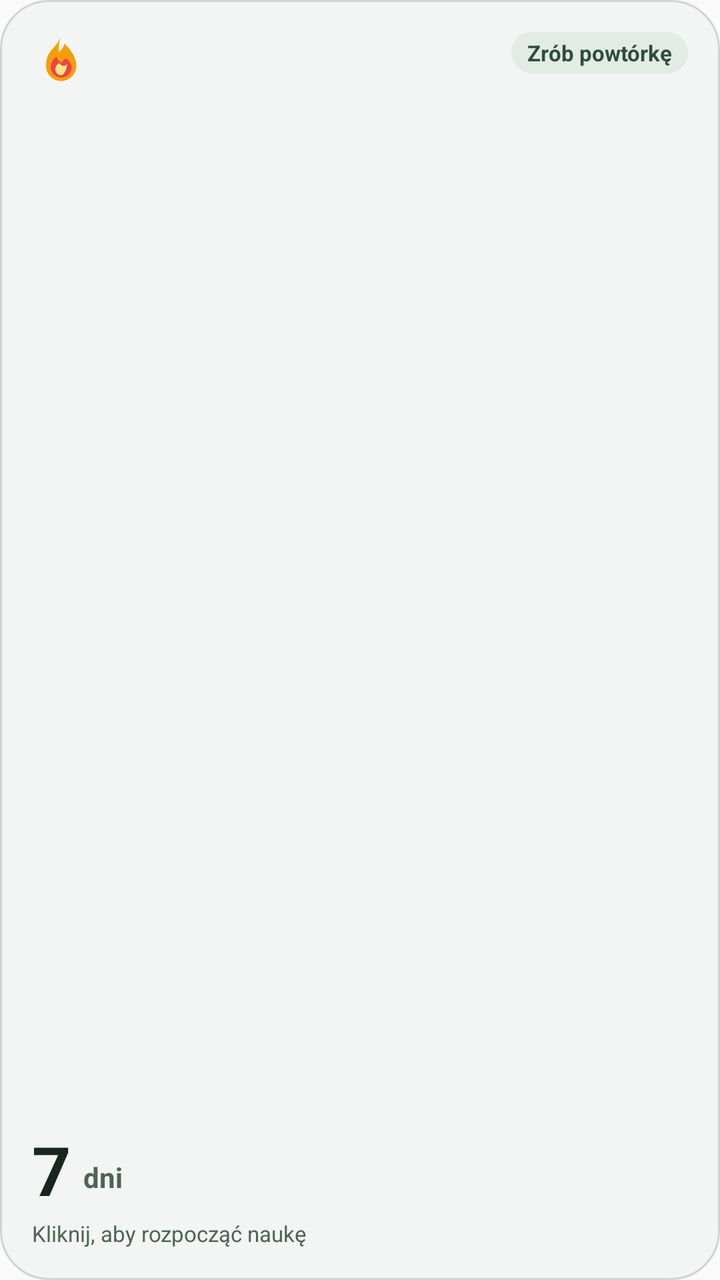
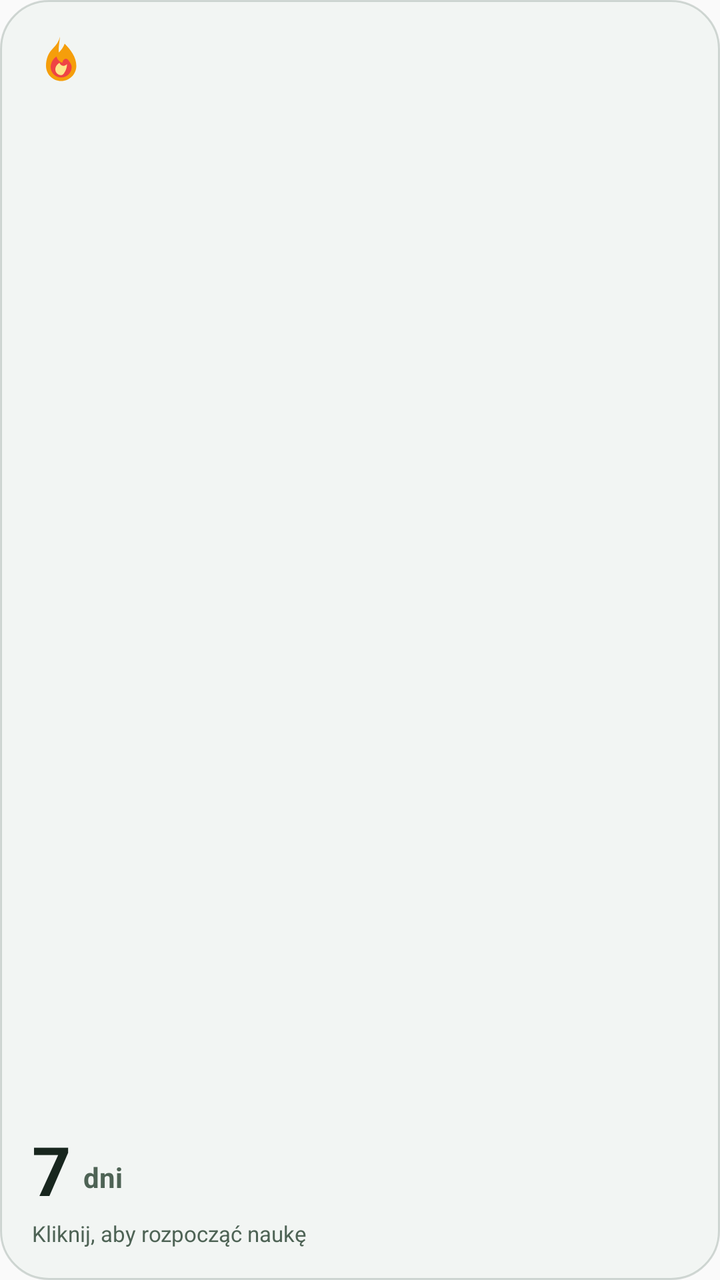

Two renders of the same Android screen: before a commit and after it. Below are the layout's source before the change and the commit's diff.
<!-- AndroidManifest.xml: application theme Theme.SlownikJezykaTrudnego -->
<!-- res/layout/streak_widget_preview.xml -->
<?xml version="1.0" encoding="utf-8"?>
<RelativeLayout xmlns:android="http://schemas.android.com/apk/res/android"
    android:layout_width="match_parent"
    android:layout_height="match_parent"
    android:background="@drawable/bg_widget_card"
    android:padding="16dp">

    
    <ImageView
        android:id="@+id/preview_flame"
        android:layout_width="28dp"
        android:layout_height="28dp"
        android:layout_alignParentStart="true"
        android:layout_alignParentTop="true"
        android:contentDescription="@string/widget_streak_name"
        android:src="@drawable/ic_widget_flame" />

    
    <TextView
        android:id="@+id/preview_badge"
        android:layout_width="wrap_content"
        android:layout_height="wrap_content"
        android:layout_alignParentEnd="true"
        android:layout_alignParentTop="true"
        android:background="@drawable/bg_widget_badge_preview"
        android:paddingLeft="8dp"
        android:paddingTop="3dp"
        android:paddingRight="8dp"
        android:paddingBottom="3dp"
        android:paddingStart="8dp"
        android:paddingEnd="8dp"
        android:text="@string/widget_streak_todo"
        android:textColor="@color/widget_badge_text_pending"
        android:textSize="11sp"
        android:textStyle="bold" />

    
    <LinearLayout
        android:layout_width="match_parent"
        android:layout_height="wrap_content"
        android:layout_alignParentBottom="true"
        android:orientation="vertical">

        <LinearLayout
            android:layout_width="match_parent"
            android:layout_height="wrap_content"
            android:gravity="bottom"
            android:orientation="horizontal">

            <TextView
                android:layout_width="wrap_content"
                android:layout_height="wrap_content"
                android:text="7"
                android:textColor="@color/widget_text_primary"
                android:textSize="34sp"
                android:textStyle="bold" />

            <TextView
                android:layout_width="wrap_content"
                android:layout_height="wrap_content"
                android:layout_marginLeft="6dp"
                android:layout_marginStart="6dp"
                android:layout_marginBottom="4dp"
                android:text="dni"
                android:textColor="@color/widget_text_secondary"
                android:textSize="14sp"
                android:textStyle="bold" />
        </LinearLayout>

        <TextView
            android:layout_width="match_parent"
            android:layout_height="wrap_content"
            android:layout_marginTop="2dp"
            android:ellipsize="end"
            android:maxLines="1"
            android:text="Kliknij, aby rozpocząć naukę"
            android:textColor="@color/widget_text_secondary"
            android:textSize="11sp" />
    </LinearLayout>

</RelativeLayout>
<!-- resources referenced by this layout -->
<resources>
  <color name="widget_badge_text_pending">#2E4D3E</color>
  <color name="widget_text_primary">#18261E</color>
  <color name="widget_text_secondary">#4E6355</color>
  <!-- drawable bg_widget_badge_preview (drawable) -->
  <?xml version="1.0" encoding="utf-8"?>
  <shape xmlns:android="http://schemas.android.com/apk/res/android"
      android:shape="rectangle">
      <corners android:radius="12dp" />
      <solid android:color="@color/widget_badge_bg_pending" />
  </shape>
  <!-- drawable bg_widget_card (drawable) -->
  <?xml version="1.0" encoding="utf-8"?>
  <shape xmlns:android="http://schemas.android.com/apk/res/android"
      android:shape="rectangle">
      <corners android:radius="24dp" />
      <solid android:color="@color/widget_bg_pending" />
      <stroke
          android:width="1dp"
          android:color="#332E4D3E" />
  </shape>
  <!-- drawable ic_widget_flame (drawable) -->
  <vector xmlns:android="http://schemas.android.com/apk/res/android"
      android:width="24dp"
      android:height="24dp"
      android:viewportWidth="24"
      android:viewportHeight="24">
      
      <path
          android:fillColor="#F59E0B"
          android:pathData="M12,2C11.5,4 10.5,5.5 9,7C7,9 6,11.5 6,14.5C6,18.09 8.91,21 12.5,21C16.09,21 19,18.09 19,14.5C19,10.8 16.5,7.5 14,5C13.5,6.5 12.5,7.8 11.5,8.8C11.3,7 11.7,4.5 12,2Z" />
      
      <path
          android:fillColor="#EF4444"
          android:pathData="M12.5,19.5C10.01,19.5 8,17.49 8,15C8,13.2 9,11.5 10.5,10.5C10.8,11.8 11.8,12.8 13,13.2C13.2,11.8 14.5,10.8 15.5,12C16.5,13.2 17,14.2 17,15C17,17.49 14.99,19.5 12.5,19.5Z" />
      
      <path
          android:fillColor="#FDE68A"
          android:pathData="M12.5,18.5C11.12,18.5 10,17.38 10,16C10,14.8 10.8,13.8 11.8,13.2C12,14 12.8,14.5 13.5,14.5C14,14.5 14.5,14.2 15,13.8C15,15 14.5,16.5 14,17.2C13.6,18 13.1,18.5 12.5,18.5Z" />
  </vector>
  <string name="widget_streak_name">Seria nauki</string>
  <string name="widget_streak_todo">Zrób powtórkę</string>
  <style name="Theme.SlownikJezykaTrudnego" parent="Theme.AppCompat.DayNight.NoActionBar">
          <item name="android:statusBarColor">@color/sjt_light_bg_app</item>
          <item name="android:navigationBarColor">@color/sjt_light_bg_surface</item>
          <item name="android:windowLightStatusBar">true</item>
          <item name="android:windowLightNavigationBar">true</item>
          <item name="android:forceDarkAllowed">false</item>
      </style>
  <color name="widget_badge_bg_pending">#E2ECE5</color>
  <color name="widget_bg_pending">#F2F5F3</color>
  <color name="sjt_light_bg_app">#F2F5F3</color>
  <color name="sjt_light_bg_surface">#FFFFFF</color>
</resources>

<!-- the commit's change to res/layout/streak_widget_preview.xml (unified diff, before → after) -->
@@ -14,25 +14,6 @@
         android:layout_alignParentTop="true"
         android:contentDescription="@string/widget_streak_name"
         android:src="@drawable/ic_widget_flame" />
-
-    
-    <TextView
-        android:id="@+id/preview_badge"
-        android:layout_width="wrap_content"
-        android:layout_height="wrap_content"
-        android:layout_alignParentEnd="true"
-        android:layout_alignParentTop="true"
-        android:background="@drawable/bg_widget_badge_preview"
-        android:paddingLeft="8dp"
-        android:paddingTop="3dp"
-        android:paddingRight="8dp"
-        android:paddingBottom="3dp"
-        android:paddingStart="8dp"
-        android:paddingEnd="8dp"
-        android:text="@string/widget_streak_todo"
-        android:textColor="@color/widget_badge_text_pending"
-        android:textSize="11sp"
-        android:textStyle="bold" />
 
     
     <LinearLayout
<!-- resource entries referenced after the edit -->
@@ -1,15 +1,7 @@
 <!-- resources referenced by this layout -->
 <resources>
-  <color name="widget_badge_text_pending">#2E4D3E</color>
   <color name="widget_text_primary">#18261E</color>
   <color name="widget_text_secondary">#4E6355</color>
-  <!-- drawable bg_widget_badge_preview (drawable) -->
-  <?xml version="1.0" encoding="utf-8"?>
-  <shape xmlns:android="http://schemas.android.com/apk/res/android"
-      android:shape="rectangle">
-      <corners android:radius="12dp" />
-      <solid android:color="@color/widget_badge_bg_pending" />
-  </shape>
   <!-- drawable bg_widget_card (drawable) -->
   <?xml version="1.0" encoding="utf-8"?>
   <shape xmlns:android="http://schemas.android.com/apk/res/android"
@@ -40,7 +32,6 @@
           android:pathData="M12.5,18.5C11.12,18.5 10,17.38 10,16C10,14.8 10.8,13.8 11.8,13.2C12,14 12.8,14.5 13.5,14.5C14,14.5 14.5,14.2 15,13.8C15,15 14.5,16.5 14,17.2C13.6,18 13.1,18.5 12.5,18.5Z" />
   </vector>
   <string name="widget_streak_name">Seria nauki</string>
-  <string name="widget_streak_todo">Zrób powtórkę</string>
   <style name="Theme.SlownikJezykaTrudnego" parent="Theme.AppCompat.DayNight.NoActionBar">
           <item name="android:statusBarColor">@color/sjt_light_bg_app</item>
           <item name="android:navigationBarColor">@color/sjt_light_bg_surface</item>
@@ -48,7 +39,6 @@
           <item name="android:windowLightNavigationBar">true</item>
           <item name="android:forceDarkAllowed">false</item>
       </style>
-  <color name="widget_badge_bg_pending">#E2ECE5</color>
   <color name="widget_bg_pending">#F2F5F3</color>
   <color name="sjt_light_bg_app">#F2F5F3</color>
   <color name="sjt_light_bg_surface">#FFFFFF</color>
